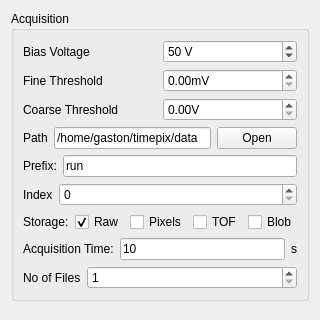
Before: the Qt Designer form pymepixviewer/pymepixviewer/panels/ui/acqconfig.ui in CFEL-CMI/pymepix, drawn with Qt 5; both pictures show x 0 to 320 and y 0 to 320 of the 320 by 691 pixel window.
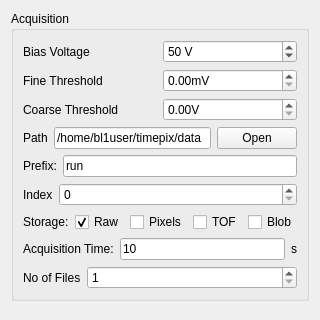
After: the same form once the commit is applied.

Commit message: change default path and suffix from :06 to :04

The edit to the form file:
```diff
--- a/pymepixviewer/pymepixviewer/panels/ui/acqconfig.ui
+++ b/pymepixviewer/pymepixviewer/panels/ui/acqconfig.ui
@@ -118,7 +118,7 @@
           <item>
            <widget class="QLineEdit" name="path_name">
             <property name="text">
-             <string>/home/gaston/timepix/data</string>
+             <string>/home/bl1user/timepix/data</string>
             </property>
            </widget>
           </item>
```
The commit also changes 2 other files.
